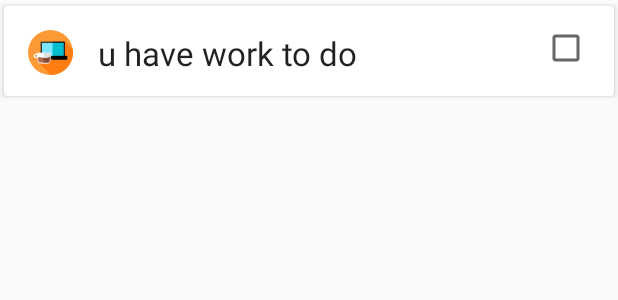
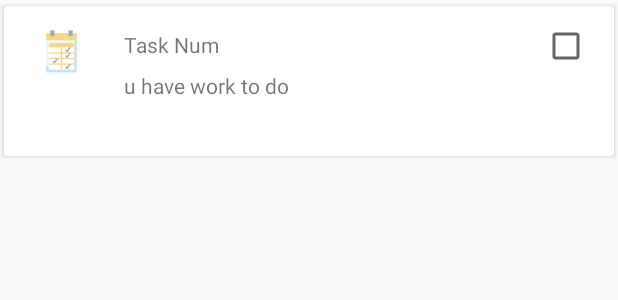
Before and after one commit to LagridAs/TacheList_Retrofit, an Android app: the layout tache_item.xml on its own in the app's theme, with its tools: preview values and no code run, on a phone screen of 412 x 824 dp. Shown: the top 300 px of the screen. Run offline under Robolectric (Android 15) with nearby library versions, the phone set to English and light mode, and no system bars.

Commit message:
fixing bug

```diff
--- a/app/build.gradle
+++ b/app/build.gradle
@@ -43,10 +43,10 @@ dependencies {
     testImplementation 'junit:junit:4.12'
     androidTestImplementation 'androidx.test.ext:junit:1.1.1'
     androidTestImplementation 'androidx.test.espresso:espresso-core:3.2.0'
-    implementation 'com.squareup.retrofit2:retrofit:2.5.0'
+    implementation 'com.squareup.retrofit2:retrofit:2.6.0'
     implementation 'com.google.code.gson:gson:2.6.2'
     implementation 'com.squareup.retrofit2:converter-gson:2.0.2'
-    implementation "com.squareup.retrofit2:converter-moshi:2.5.0"
+    implementation "com.squareup.retrofit2:converter-moshi:2.6.0"
     implementation "com.jakewharton.retrofit:retrofit2-kotlin-coroutines-adapter:0.9.2"
 
 // Moshi
--- a/app/src/main/java/com/example/tachelist_retrofit/TacheAdapter.kt
+++ b/app/src/main/java/com/example/tachelist_retrofit/TacheAdapter.kt
@@ -29,13 +29,16 @@ class TacheAdapter(private val dataList: MutableList<ToDo>): RecyclerView.Adapte
     ){
         private var tacheTx:TextView?= null
         private var tacheChk:CheckBox?=null
+        private var tacheNum:TextView?=null
 
         init {
             tacheTx=itemView.findViewById(R.id.todoText)
             tacheChk=itemView.findViewById(R.id.todoCheck)
+            tacheNum=itemView.findViewById(R.id.NumText)
         }
 
         fun bind(todo: ToDo){
+            tacheNum?.text= "Task N ".plus(todo.id.toString())
             tacheTx?.text=todo.title
             if(todo.completed){
                 tacheChk?.isChecked= true
--- /dev/null
+++ b/app/src/main/res/drawable/ic_todo.xml
@@ -0,0 +1,42 @@
+<vector xmlns:android="http://schemas.android.com/apk/res/android"
+    android:width="512dp"
+    android:height="512dp"
+    android:viewportWidth="64"
+    android:viewportHeight="64">
+  <path
+      android:pathData="m10,6h44v56h-44z"
+      android:fillColor="#c7e2fb"/>
+  <path
+      android:pathData="m10,52.71a35.3,35.3 0,0 0,4.5 0.29,36.51 36.51,0 0,0 35,-47h-39.5z"
+      android:fillColor="#ebf7fe"/>
+  <path
+      android:pathData="m10,6h44v10h-44z"
+      android:fillColor="#f7d881"/>
+  <path
+      android:pathData="m14,20h36v38h-36z"
+      android:fillColor="#fff"/>
+  <path
+      android:pathData="m14,20h36v6h-36z"
+      android:fillColor="#f7d881"/>
+  <path
+      android:pathData="m16,2h6v8h-6z"
+      android:fillColor="#a0a8b2"/>
+  <path
+      android:pathData="m42,2h6v8h-6z"
+      android:fillColor="#a0a8b2"/>
+  <path
+      android:pathData="m50,35v-2h-10,-7v-7h-2v7h-17v2h17v6h-17v2h17v6h-17v2h17v7h2v-7h17v-2h-17v-6h17v-2h-17v-6z"
+      android:fillColor="#f7d881"/>
+  <path
+      android:pathData="m40.83,32.55 l4,-6 -1.66,-1.1 -3.33,5 -1.13,-1.14 -1.42,1.42 2,2a1,1 0,0 0,0.71 0.27h0.1a1,1 0,0 0,0.73 -0.45z"
+      android:fillColor="#a0a8b2"/>
+  <path
+      android:pathData="m40,41a1,1 0,0 1,-0.71 -0.29l-2,-2 1.42,-1.42 1.13,1.14 3.33,-5 1.66,1.1 -4,6a1,1 0,0 1,-0.73 0.45z"
+      android:fillColor="#a0a8b2"/>
+  <path
+      android:pathData="m22,49a1,1 0,0 1,-0.71 -0.29l-2,-2 1.42,-1.42 1.13,1.14 3.33,-5 1.66,1.1 -4,6a1,1 0,0 1,-0.73 0.45z"
+      android:fillColor="#a0a8b2"/>
+  <path
+      android:pathData="m40,57a1,1 0,0 1,-0.71 -0.29l-2,-2 1.42,-1.42 1.13,1.14 3.33,-5 1.66,1.1 -4,6a1,1 0,0 1,-0.73 0.45z"
+      android:fillColor="#a0a8b2"/>
+</vector>
--- a/app/src/main/res/layout/tache_item.xml
+++ b/app/src/main/res/layout/tache_item.xml
@@ -10,34 +10,58 @@
 
     <androidx.constraintlayout.widget.ConstraintLayout
         android:layout_width="match_parent"
-        android:layout_height="60dp">
+        android:layout_height="100dp">
 
 
         <ImageView
             android:id="@+id/imageView"
             android:layout_width="30dp"
             android:layout_height="30dp"
+            android:layout_marginLeft="8dp"
+            android:layout_marginTop="8dp"
+            android:layout_marginRight="8dp"
+            android:layout_marginBottom="16dp"
             android:scaleType="fitXY"
-            android:src="@drawable/ic_laptop"
+            android:src="@drawable/ic_todo"
             card_view:layout_constraintBottom_toBottomOf="parent"
             card_view:layout_constraintEnd_toEndOf="parent"
             card_view:layout_constraintHorizontal_bias="0.042"
             card_view:layout_constraintStart_toStartOf="parent"
             card_view:layout_constraintTop_toTopOf="parent"
-            card_view:layout_constraintVertical_bias="0.533" />
+            card_view:layout_constraintVertical_bias="0.16" />
+
+        <TextView
+            android:id="@+id/NumText"
+            style="@style/TextAppearance.AppCompat.Small"
+            android:layout_width="wrap_content"
+            android:layout_height="wrap_content"
+            android:layout_marginLeft="8dp"
+            android:layout_marginTop="8dp"
+            android:layout_marginRight="8dp"
+            android:layout_marginBottom="16dp"
+            android:text="Task Num"
+            card_view:layout_constraintBottom_toBottomOf="parent"
+            card_view:layout_constraintEnd_toEndOf="parent"
+            card_view:layout_constraintHorizontal_bias="0.069"
+            card_view:layout_constraintStart_toEndOf="@+id/imageView"
+            card_view:layout_constraintTop_toTopOf="parent"
+            card_view:layout_constraintVertical_bias="0.14" />
 
         <TextView
             android:id="@+id/todoText"
-            style="@style/TextAppearance.AppCompat.Large"
-            android:layout_width="wrap_content"
+            style="@style/TextAppearance.AppCompat.Small"
+            android:layout_width="250dp"
             android:layout_height="wrap_content"
+            android:layout_marginTop="8dp"
+            android:layout_marginRight="8dp"
+            android:layout_marginBottom="16dp"
             android:text="u have work to do"
             card_view:layout_constraintBottom_toBottomOf="parent"
             card_view:layout_constraintEnd_toEndOf="parent"
-            card_view:layout_constraintHorizontal_bias="0.09"
-            card_view:layout_constraintStart_toEndOf="@+id/imageView"
-            card_view:layout_constraintTop_toTopOf="parent"
-            card_view:layout_constraintVertical_bias="0.533" />
+            card_view:layout_constraintHorizontal_bias="0.0"
+            card_view:layout_constraintStart_toStartOf="@+id/NumText"
+            card_view:layout_constraintTop_toBottomOf="@+id/NumText"
+            card_view:layout_constraintVertical_bias="0.0" />
 
         <androidx.appcompat.widget.AppCompatCheckBox
             android:id="@+id/todoCheck"
@@ -45,10 +69,10 @@
             android:layout_height="wrap_content"
             card_view:layout_constraintBottom_toBottomOf="parent"
             card_view:layout_constraintEnd_toEndOf="parent"
-            card_view:layout_constraintHorizontal_bias="0.884"
-            card_view:layout_constraintStart_toEndOf="@+id/todoText"
+            card_view:layout_constraintHorizontal_bias="0.93"
+            card_view:layout_constraintStart_toEndOf="@+id/NumText"
             card_view:layout_constraintTop_toTopOf="parent"
-            card_view:layout_constraintVertical_bias="0.428" />
+            card_view:layout_constraintVertical_bias="0.161" />
 
     </androidx.constraintlayout.widget.ConstraintLayout>
 
--- a/build.gradle
+++ b/build.gradle
@@ -8,7 +8,7 @@ buildscript {
 
     }
     dependencies {
-        classpath 'com.android.tools.build:gradle:3.6.1'
+        classpath 'com.android.tools.build:gradle:3.6.3'
         classpath "org.jetbrains.kotlin:kotlin-gradle-plugin:$kotlin_version"
 
         // NOTE: Do not place your application dependencies here; they belong
```
Also changed, not shown: app/src/main/java/com/example/tachelist_retrofit/MainActivity.kt (+35 -29 lines), app/src/main/java/com/example/tachelist_retrofit/TacheInterface.kt (+8 -1 lines), app/src/main/res/layout/activity_main.xml (+30 -6 lines), app/src/main/res/drawable/note.png (added).
